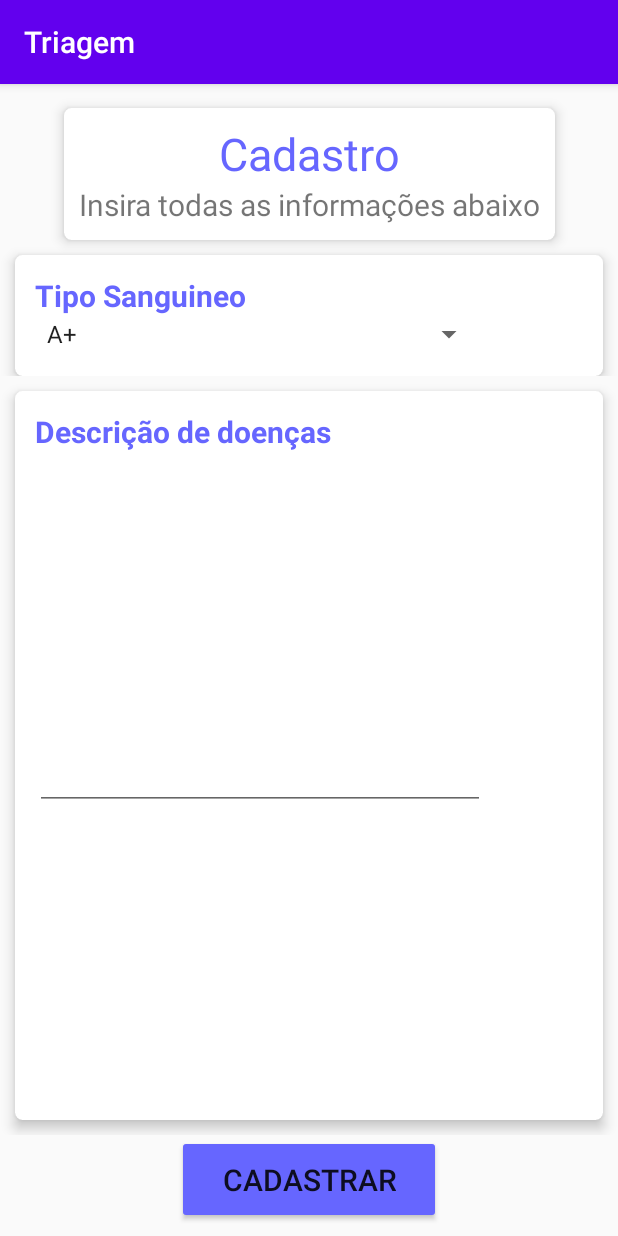
After one commit to marcelolamenza/Triagem, an Android app: the RegisterDetailsFragment screen opened through its navigation route, on a phone screen of 412 x 824 dp. The commit adds this screen. Run offline under Robolectric (Android 15) with nearby library versions, the phone set to English and light mode, and no system bars; our stand-ins replace navigation-ui.

Commit message:
Adding register functionalaty

```diff
--- a/app/build.gradle
+++ b/app/build.gradle
@@ -1,6 +1,7 @@
 apply plugin: 'com.android.application'
 apply plugin: 'kotlin-android'
 apply plugin: 'kotlin-android-extensions'
+apply plugin: 'com.google.gms.google-services'
 
 android {
     compileSdkVersion 30
@@ -43,10 +44,14 @@ dependencies {
     implementation 'androidx.navigation:navigation-fragment-ktx:2.3.3'
     implementation 'androidx.navigation:navigation-ui-ktx:2.3.3'
     implementation 'androidx.legacy:legacy-support-v4:1.0.0'
+    implementation 'com.google.firebase:firebase-firestore-ktx:24.0.1'
     testImplementation 'junit:junit:4.13.2'
     androidTestImplementation 'androidx.test.ext:junit:1.1.2'
     androidTestImplementation 'androidx.test.espresso:espresso-core:3.3.0'
 
+    implementation 'com.google.firebase:firebase-storage:11.0.2'
+//    implementation 'com.google.firebase:firebase-analytics-ktx'
+
 //    implementation 'com.squareup.retrofit2:retrofit:2.6.1'
 //    implementation 'com.squareup.retrofit2:converter-gson:2.6.1'
 }
--- a/app/src/main/java/com/example/triagem/HomeFragment.kt
+++ b/app/src/main/java/com/example/triagem/HomeFragment.kt
@@ -21,8 +21,6 @@ class HomeFragment : Fragment() {
     override fun onViewCreated(view: View, savedInstanceState: Bundle?) {
         super.onViewCreated(view, savedInstanceState)
         getClickListeners()
-
-
     }
 
     private fun getClickListeners() {
--- /dev/null
+++ b/app/src/main/java/com/example/triagem/RegisterDetailsFragment.kt
@@ -0,0 +1,62 @@
+package com.example.triagem
+
+import android.os.Bundle
+import android.view.LayoutInflater
+import android.view.View
+import android.view.ViewGroup
+import android.widget.ArrayAdapter
+import android.widget.Button
+import android.widget.Spinner
+import android.widget.Toast
+import androidx.fragment.app.Fragment
+import androidx.navigation.fragment.findNavController
+import kotlinx.android.synthetic.main.fragment_register.*
+
+class RegisterDetailsFragment : Fragment() {
+
+    override fun onCreate(savedInstanceState: Bundle?) {
+        super.onCreate(savedInstanceState)
+    }
+
+    override fun onCreateView(
+        inflater: LayoutInflater, container: ViewGroup?,
+        savedInstanceState: Bundle?
+    ): View? {
+        // Inflate the layout for this fragment
+        return inflater.inflate(R.layout.fragment_register_details, container, false)
+    }
+
+    override fun onViewCreated(view: View, savedInstanceState: Bundle?) {
+        super.onViewCreated(view, savedInstanceState)
+        createSpinner(view)
+
+        val button = view.findViewById<Button>(R.id.btn_register)
+        button.setOnClickListener{
+//            findDatabase()
+//            saveData()
+
+            Toast.makeText(context, "Usuário adicionado com sucesso!", Toast.LENGTH_LONG).show()
+            findNavController().navigate(R.id.action_registerFragment_to_registerDetailsFragment)
+        }
+
+    }
+
+    private fun createSpinner(view: View) {
+        val spinner: Spinner = view.findViewById(R.id.info)!!
+        // Create an ArrayAdapter using the string array and a default spinner layout
+        context?.let {
+            ArrayAdapter.createFromResource(
+                it,
+                R.array.blood_type_array,
+                android.R.layout.simple_spinner_item
+            ).also { adapter ->
+                // Specify the layout to use when the list of choices appears
+                adapter.setDropDownViewResource(android.R.layout.simple_spinner_dropdown_item)
+                // Apply the adapter to the spinner
+                spinner.adapter = adapter
+            }
+        }
+    }
+
+
+}
--- a/app/src/main/java/com/example/triagem/RegisterFragment.kt
+++ b/app/src/main/java/com/example/triagem/RegisterFragment.kt
@@ -1,39 +1,74 @@
 package com.example.triagem
 
 import android.os.Bundle
-import androidx.fragment.app.Fragment
+import android.util.Log
 import android.view.LayoutInflater
 import android.view.View
 import android.view.ViewGroup
+import android.widget.Toast
+import androidx.fragment.app.Fragment
+import androidx.navigation.fragment.findNavController
 import androidx.recyclerview.widget.LinearLayoutManager
+import androidx.recyclerview.widget.RecyclerView
 import com.example.triagem.adapters.RegisterItemAdapter
+import com.example.triagem.util.Constants
+import com.google.firebase.firestore.CollectionReference
+import com.google.firebase.firestore.FirebaseFirestore
 import kotlinx.android.synthetic.main.fragment_register.*
+
 
 class RegisterFragment : Fragment() {
     private val adapter by lazy { RegisterItemAdapter() }
-    private lateinit var linearLayoutManager: LinearLayoutManager
+    private lateinit var databaseUsers: CollectionReference
+    private lateinit var recyclerView: RecyclerView
 
     override fun onViewCreated(view: View, savedInstanceState: Bundle?) {
         super.onViewCreated(view, savedInstanceState)
 
-        recycler_view.adapter = adapter
-        recycler_view.layoutManager = LinearLayoutManager(context)
+        recyclerView = view.findViewById(R.id.recycler_view)
+        recyclerView.adapter = adapter
+        recyclerView.layoutManager = LinearLayoutManager(context)
 
-        adapter.addItem(RegisterItemAdapter.RegisterItem("Nome"))
-        adapter.addItem(RegisterItemAdapter.RegisterItem("Sobrenome"))
-        adapter.addItem(RegisterItemAdapter.RegisterItem("telefone"))
-        adapter.addItem(RegisterItemAdapter.RegisterItem("endereço"))
-        adapter.addItem(RegisterItemAdapter.RegisterItem("e-mail"))
-        adapter.addItem(RegisterItemAdapter.RegisterItem("RG"))
-        adapter.addItem(RegisterItemAdapter.RegisterItem("CPF"))
-        adapter.addItem(RegisterItemAdapter.RegisterItem("2"))
-        adapter.addItem(RegisterItemAdapter.RegisterItem("3"))
+        fillRecyclerview()
 
         btn_register.setOnClickListener{
+//            findDatabase()
+//            saveData()
 
+            Toast.makeText(context, "Usuário adicionado com sucesso!", Toast.LENGTH_LONG).show()
+            findNavController().navigate(R.id.action_registerFragment_to_registerDetailsFragment)
+        }
+    }
+
+    private fun fillRecyclerview(){
+        adapter.addItem(RegisterItemAdapter.RegisterItem(Constants.Register.FIRST_NAME))
+        adapter.addItem(RegisterItemAdapter.RegisterItem(Constants.Register.LAST_NAME))
+        adapter.addItem(RegisterItemAdapter.RegisterItem(Constants.Register.PHONE))
+        adapter.addItem(RegisterItemAdapter.RegisterItem(Constants.Register.ADRESS))
+        adapter.addItem(RegisterItemAdapter.RegisterItem(Constants.Register.EMAIL))
+        adapter.addItem(RegisterItemAdapter.RegisterItem(Constants.Register.RG))
+        adapter.addItem(RegisterItemAdapter.RegisterItem(Constants.Register.CPF))
+    }
+
+    private fun findDatabase() {
+        val db: FirebaseFirestore  = FirebaseFirestore.getInstance()
+        databaseUsers = db.collection(Constants.Firebase.DB_NAME_USERS)
+    }
+
+    private fun saveData() {
+
+        val users = hashMapOf<String, String>()
+        for(info in adapter.getItems()) {
+            info.itemDescription?.let { users.put(info.itemLabel, it) }
         }
 
-
+        databaseUsers.add(users)
+            .addOnSuccessListener { documentReference ->
+                Log.d("LOG", "Document added with ID: ${documentReference.id}")
+            }
+            .addOnFailureListener { e ->
+                Log.w("LOG", "Error adding document", e)
+            }
     }
 
     override fun onCreateView(
@@ -43,5 +78,4 @@ class RegisterFragment : Fragment() {
         // Inflate the layout for this fragment
         return inflater.inflate(R.layout.fragment_register, container, false)
     }
-
 }
--- a/app/src/main/java/com/example/triagem/adapters/RegisterItemAdapter.kt
+++ b/app/src/main/java/com/example/triagem/adapters/RegisterItemAdapter.kt
@@ -1,10 +1,11 @@
 package com.example.triagem.adapters
 
-
+import android.util.Log
 import android.view.View
 import android.view.ViewGroup
 import android.widget.EditText
 import android.widget.TextView
+import androidx.core.widget.addTextChangedListener
 import androidx.recyclerview.widget.RecyclerView
 import com.example.triagem.R
 import com.example.triagem.util.inflate
@@ -22,7 +23,7 @@ class RegisterItemAdapter : RecyclerView.Adapter<RegisterItemAdapter.RegisterIte
         notifyDataSetChanged()
     }
 
-    fun getAllItens(): MutableList<RegisterItem> {
+    fun getItems(): MutableList<RegisterItem> {
         return registerItemList
     }
 
@@ -36,9 +37,12 @@ class RegisterItemAdapter : RecyclerView.Adapter<RegisterItemAdapter.RegisterIte
     override fun getItemCount(): Int = registerItemList.toList().size
 
     override fun onBindViewHolder(holder: RegisterItemViewHolder, position: Int) {
-        val debugItem = registerItemList.toList()[position]
+        val registerItem = registerItemList.toList()[position]
 
-        holder.label.text = debugItem.itemLabel
+        holder.label.text = registerItem.itemLabel
+        holder.info.addTextChangedListener {
+            registerItemList.toList()[position].itemDescription = it.toString()
+        }
     }
 
     class RegisterItemViewHolder(itemView: View) : RecyclerView.ViewHolder(itemView) {
@@ -46,5 +50,5 @@ class RegisterItemAdapter : RecyclerView.Adapter<RegisterItemAdapter.RegisterIte
         val info: EditText by lazy { itemView.findViewById<EditText>(R.id.info) }
     }
 
-    data class RegisterItem(val itemLabel : String)
+    data class RegisterItem(val itemLabel : String, var itemDescription: String? = null)
 }
--- /dev/null
+++ b/app/src/main/java/com/example/triagem/util/Constants.kt
@@ -0,0 +1,17 @@
+package com.example.triagem.util
+
+object Constants {
+    object Register {
+        const val FIRST_NAME = "Nome"
+        const val LAST_NAME = "Sobrenome"
+        const val PHONE = "Telefone"
+        const val ADRESS = "Endereço"
+        const val EMAIL = "Email"
+        const val RG = "RG"
+        const val CPF = "CPF"
+    }
+
+    object Firebase {
+        const val DB_NAME_USERS = "users"
+    }
+}
--- a/app/src/main/res/layout/fragment_register.xml
+++ b/app/src/main/res/layout/fragment_register.xml
@@ -72,7 +72,7 @@
         android:backgroundTint="@color/light_main_color"
         android:paddingHorizontal="30dp"
         android:paddingVertical="16dp"
-        android:text="Cadastrar"
+        android:text="Próximo"
         android:textSize="@dimen/letter_size_small"
         app:layout_constraintBottom_toBottomOf="parent"
         app:layout_constraintEnd_toEndOf="parent"
--- /dev/null
+++ b/app/src/main/res/layout/fragment_register_details.xml
@@ -0,0 +1,165 @@
+<?xml version="1.0" encoding="utf-8"?>
+<androidx.constraintlayout.widget.ConstraintLayout xmlns:android="http://schemas.android.com/apk/res/android"
+    xmlns:tools="http://schemas.android.com/tools"
+    android:layout_width="match_parent"
+    android:layout_height="match_parent"
+    xmlns:app="http://schemas.android.com/apk/res-auto"
+    tools:context=".RegisterDetailsFragment">
+
+    <androidx.cardview.widget.CardView
+        android:id="@+id/card_1"
+        android:layout_width="wrap_content"
+        android:layout_height="wrap_content"
+        android:layout_marginTop="16dp"
+        app:cardCornerRadius="5dp"
+        app:cardElevation="5dp"
+        app:layout_constraintEnd_toEndOf="parent"
+        app:layout_constraintStart_toStartOf="parent"
+        app:layout_constraintTop_toTopOf="parent">
+
+        <androidx.constraintlayout.widget.ConstraintLayout
+            android:layout_width="match_parent"
+            android:layout_height="match_parent"
+            android:padding="10dp">
+
+            <TextView
+                android:id="@+id/textView2"
+                android:layout_width="250dp"
+                android:layout_height="wrap_content"
+                android:gravity="center_horizontal"
+                android:text="Cadastro"
+                android:textSize="@dimen/letter_size_medium"
+                android:textColor="@color/light_main_color"
+                app:layout_constraintEnd_toEndOf="parent"
+                app:layout_constraintStart_toStartOf="parent"
+                app:layout_constraintTop_toTopOf="parent" />
+
+            <TextView
+                android:layout_width="wrap_content"
+                android:layout_height="wrap_content"
+                android:text="Insira todas as informações abaixo"
+                android:textSize="@dimen/edit_text_letter_size_small"
+                app:layout_constraintEnd_toEndOf="@+id/textView2"
+                app:layout_constraintStart_toStartOf="@+id/textView2"
+                app:layout_constraintTop_toBottomOf="@+id/textView2" />
+
+        </androidx.constraintlayout.widget.ConstraintLayout>
+    </androidx.cardview.widget.CardView>
+
+    <androidx.constraintlayout.widget.ConstraintLayout
+        android:id="@+id/constraintLayout"
+        android:layout_width="match_parent"
+        android:layout_height="wrap_content"
+        app:layout_constraintTop_toBottomOf="@+id/card_1">
+
+        <androidx.cardview.widget.CardView
+            android:id="@+id/card_info"
+            android:layout_width="match_parent"
+            android:layout_height="wrap_content"
+            android:layout_margin="10dp"
+            android:padding="10dp"
+            android:textSize="@dimen/letter_size_medium"
+            app:cardCornerRadius="5dp"
+            app:cardElevation="5dp"
+            app:layout_constraintEnd_toEndOf="parent"
+            app:layout_constraintStart_toStartOf="parent"
+            app:layout_constraintTop_toTopOf="parent"
+            tools:layout_editor_absoluteX="10dp">
+
+            <androidx.constraintlayout.widget.ConstraintLayout
+                android:layout_width="match_parent"
+                android:layout_height="match_parent"
+                android:layout_margin="8dp">
+
+                <TextView
+                    android:id="@+id/label"
+                    style="@style/text_card"
+                    android:layout_width="wrap_content"
+                    android:layout_height="wrap_content"
+                    android:layout_margin="5dp"
+                    android:text="Tipo Sanguineo"
+                    android:textColor="@color/light_main_color"
+                    app:layout_constraintStart_toStartOf="parent"
+                    app:layout_constraintTop_toTopOf="parent" />
+
+                <Spinner
+                    android:id="@+id/info"
+                    android:layout_width="300dp"
+                    android:layout_height="wrap_content"
+                    android:layout_marginBottom="8dp"
+                    android:textSize="90dp"
+                    app:layout_constraintBottom_toBottomOf="parent"
+                    app:layout_constraintStart_toStartOf="@id/label"
+                    app:layout_constraintTop_toBottomOf="@id/label" />
+
+            </androidx.constraintlayout.widget.ConstraintLayout>
+        </androidx.cardview.widget.CardView>
+
+    </androidx.constraintlayout.widget.ConstraintLayout>
+
+    <androidx.constraintlayout.widget.ConstraintLayout
+        android:layout_width="match_parent"
+        android:layout_height="0dp"
+        app:layout_constraintBottom_toTopOf="@+id/btn_register"
+        app:layout_constraintTop_toBottomOf="@+id/constraintLayout">
+
+        <androidx.cardview.widget.CardView
+            android:id="@+id/card_info_desease"
+            android:layout_width="match_parent"
+            android:layout_height="0dp"
+            android:layout_margin="10dp"
+            android:padding="10dp"
+            android:textSize="@dimen/letter_size_medium"
+            app:cardCornerRadius="5dp"
+            app:cardElevation="5dp"
+            app:layout_constraintBottom_toBottomOf="parent"
+            app:layout_constraintEnd_toEndOf="parent"
+            app:layout_constraintStart_toStartOf="parent"
+            app:layout_constraintTop_toTopOf="parent">
+
+            <androidx.constraintlayout.widget.ConstraintLayout
+                android:layout_width="match_parent"
+                android:layout_height="match_parent"
+                android:layout_margin="8dp">
+
+                <TextView
+                    android:id="@+id/label2"
+                    style="@style/text_card"
+                    android:layout_width="wrap_content"
+                    android:layout_height="wrap_content"
+                    android:layout_margin="5dp"
+                    android:text="Descrição de doenças"
+                    android:textColor="@color/light_main_color"
+                    app:layout_constraintStart_toStartOf="parent"
+                    app:layout_constraintTop_toTopOf="parent" />
+
+                <EditText
+                    android:id="@+id/info2"
+                    android:layout_width="300dp"
+                    android:layout_height="wrap_content"
+                    android:layout_marginBottom="8dp"
+                    android:textSize="@dimen/edit_text_letter_size_small"
+                    app:layout_constraintBottom_toBottomOf="parent"
+                    app:layout_constraintStart_toStartOf="@id/label2"
+                    app:layout_constraintTop_toBottomOf="@id/label2" />
+
+            </androidx.constraintlayout.widget.ConstraintLayout>
+        </androidx.cardview.widget.CardView>
+
+    </androidx.constraintlayout.widget.ConstraintLayout>
+
+    <Button
+        android:id="@+id/btn_register"
+        android:layout_width="wrap_content"
+        android:layout_height="wrap_content"
+        android:layout_marginBottom="8dp"
+        android:backgroundTint="@color/light_main_color"
+        android:paddingHorizontal="30dp"
+        android:paddingVertical="16dp"
+        android:text="Cadastrar"
+        android:textSize="@dimen/letter_size_small"
+        app:layout_constraintBottom_toBottomOf="parent"
+        app:layout_constraintEnd_toEndOf="parent"
+        app:layout_constraintStart_toStartOf="parent" />
+
+</androidx.constraintlayout.widget.ConstraintLayout>
--- a/app/src/main/res/navigation/nav_graph.xml
+++ b/app/src/main/res/navigation/nav_graph.xml
@@ -29,10 +29,23 @@
         android:id="@+id/registerFragment"
         android:name="com.example.triagem.RegisterFragment"
         android:label="fragment_register"
-        tools:layout="@layout/fragment_register" />
+        tools:layout="@layout/fragment_register" >
+        <action
+            android:id="@+id/action_registerFragment_to_registerDetailsFragment"
+            app:destination="@id/registerDetailsFragment" />
+    </fragment>
     <fragment
         android:id="@+id/checkFragment"
         android:name="com.example.triagem.DiagnosisFragment"
         android:label="fragment_check"
         tools:layout="@layout/fragment_check" />
+    <fragment
+        android:id="@+id/registerDetailsFragment"
+        android:name="com.example.triagem.RegisterDetailsFragment"
+        android:label="fragment_register_details"
+        tools:layout="@layout/fragment_register_details" >
+        <action
+            android:id="@+id/action_registerDetailsFragment_to_homeFragment"
+            app:destination="@id/homeFragment" />
+    </fragment>
 </navigation>
--- a/app/src/main/res/values/strings.xml
+++ b/app/src/main/res/values/strings.xml
@@ -11,4 +11,15 @@
     <string name="hello_second_fragment">Hello second fragment. Arg: %1$s</string>
     <!-- TODO: Remove or change this placeholder text -->
     <string name="hello_blank_fragment">Hello blank fragment</string>
+
+    <string-array name="blood_type_array">
+        <item>A+</item>
+        <item>A-</item>
+        <item>B+</item>
+        <item>B-</item>
+        <item>AB+</item>
+        <item>AB-</item>
+        <item>O+</item>
+        <item>O-</item>
+    </string-array>
 </resources>
--- a/build.gradle
+++ b/build.gradle
@@ -9,6 +9,8 @@ buildscript {
         classpath 'com.android.tools.build:gradle:4.2.2'
         classpath "org.jetbrains.kotlin:kotlin-gradle-plugin:$kotlin_version"
         classpath "org.jetbrains.kotlin:kotlin-android-extensions:$kotlin_version"
+
+        classpath 'com.google.gms:google-services:4.3.10'
 
         // NOTE: Do not place your application dependencies here; they belong
         // in the individual module build.gradle files
```
Also changed, not shown: 1 other file.
